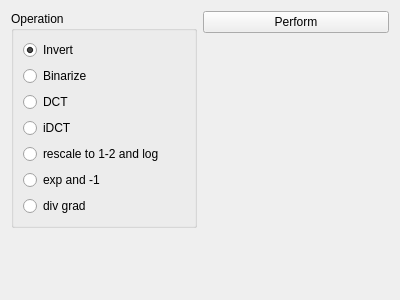
This is source/modules/unary_operations/UnaryOperationsWidget.ui in josefkoller/ambient_image_processor as Qt 5 draws it before an edit. The edited form follows.
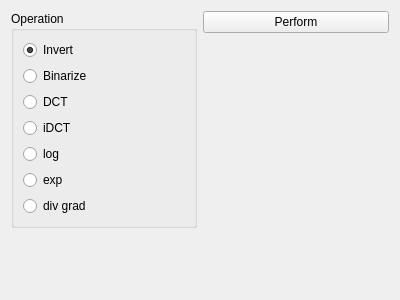
This is the edited form.

Commit message: no rescaling for log, exp operations

```diff
--- a/source/modules/unary_operations/UnaryOperationsWidget.ui
+++ b/source/modules/unary_operations/UnaryOperationsWidget.ui
@@ -60,14 +60,14 @@
       <item>
        <widget class="QRadioButton" name="log_checkbox">
         <property name="text">
-         <string>rescale to 1-2 and log</string>
+         <string>log</string>
         </property>
        </widget>
       </item>
       <item>
        <widget class="QRadioButton" name="exp_checkbox">
         <property name="text">
-         <string>exp and -1</string>
+         <string>exp</string>
         </property>
        </widget>
       </item>
```
The commit also changes 1 other file.
